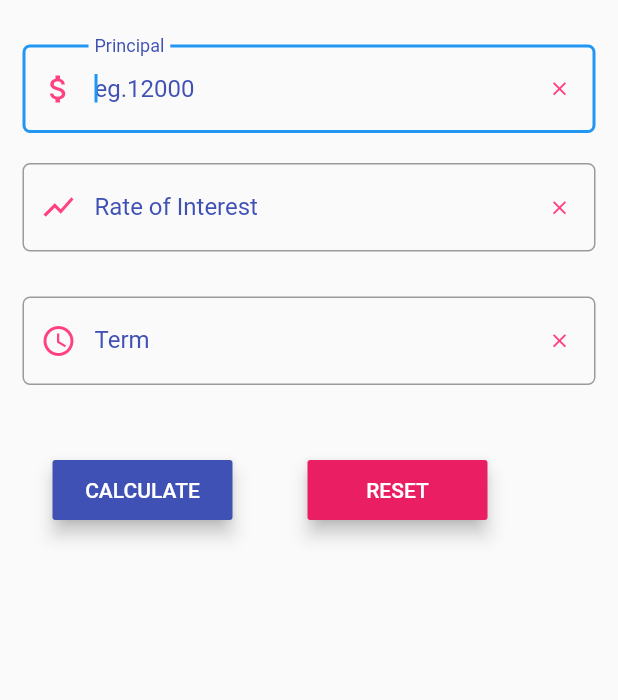
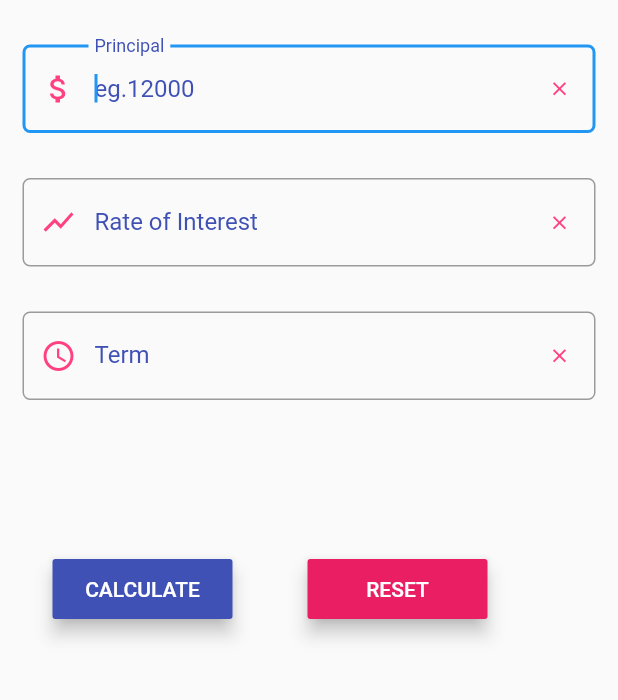
Before and after one commit to tarunvelagala/Simple-Interest-Calculator, a Flutter app: the screen it shows after launch, on a phone screen of 412 x 824 dp, the part 242-942 px from its top. Run offline on Flutter 3.47's test engine with Material 2 defaults, Android fonts, the phone set to English and light mode, and no system bars.

```diff
--- a/lib/homeScreen.dart
+++ b/lib/homeScreen.dart
@@ -61,7 +61,7 @@ class MyState extends State {
       children: <Widget>[
         Image1(),
         new Padding(
-            padding: EdgeInsets.only(bottom: 20.0),
+            padding: EdgeInsets.only(bottom: 30.0),
             child: TextFormField(
               autofocus: true,
               validator: (String value) {
@@ -126,6 +126,7 @@ class MyState extends State {
                       borderRadius: BorderRadius.circular(5.0))),
               keyboardType: TextInputType.numberWithOptions(decimal: true),
             )),
+       Padding(child: new Text(this._displayResult, style: Theme.of(context).textTheme.body2),padding: EdgeInsets.all(20.0),),
         Padding(
             padding: EdgeInsets.all(20.0),
             child: new Row(
@@ -162,10 +163,11 @@ class MyState extends State {
                         child: new Text(
                           "RESET",
                           style: TextStyle(color: Colors.white),
+
                         ))),
               ],
             )),
-        new Text(this._displayResult, style: Theme.of(context).textTheme.body2),
+
       ],
     );
   }
--- a/lib/main.dart
+++ b/lib/main.dart
@@ -46,7 +46,7 @@ class _SplashScreenState extends State<SplashScreen> {
           body: Center(
               child: SafeArea(child: Column(mainAxisAlignment: MainAxisAlignment.start,children: <Widget>[
                 Padding(padding: EdgeInsets.only(top:150.0),child: CircleAvatar(child: image,radius: 50.0,backgroundColor: Colors.white,),),
-                Padding(padding: EdgeInsets.all(30.0),child:Center(child: Column(children: <Widget>[Text("SIMPLE INTEREST \n CALCULATOR",style: TextStyle(fontSize: 20.0,fontWeight: FontWeight.bold),)],) ,),),
+                Padding(padding: EdgeInsets.all(30.0),child:Center(child: Column(children: <Widget>[Text("SIMPLE INTEREST",style: TextStyle(fontSize: 20.0,fontWeight: FontWeight.bold)),Text("CALCULATOR",style: TextStyle(fontSize: 20.0,fontWeight: FontWeight.bold))],) ,),),
                 Expanded(child: Container(
                   child: Column(
                     mainAxisAlignment: MainAxisAlignment.end,
```
